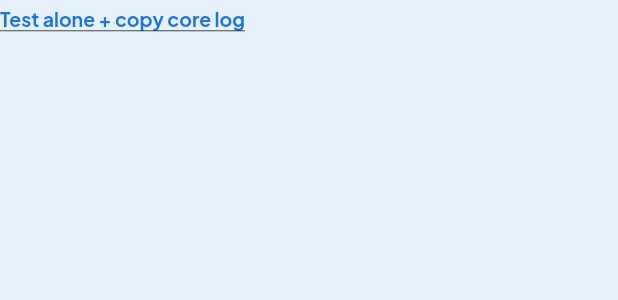
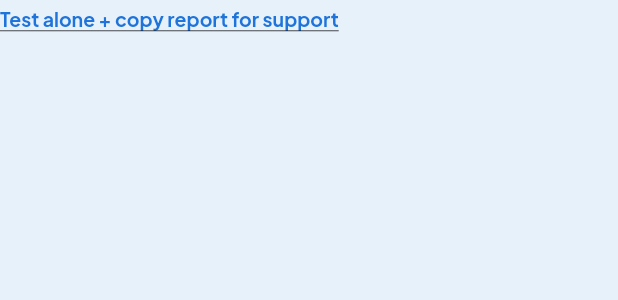
Before and after one commit to litecoin1203-cell/cfworker, a Flutter app: the _TraceLink widget shown alone on an empty page, opened directly with empty values, on a phone screen of 412 x 824 dp. Shown: the top 300 px of the screen. Run offline on Flutter 3.47's test engine with Material 3 defaults, Android fonts, the phone set to English and light mode, and no system bars; our stand-ins replace flutter_secure_storage, flutter_svg, google_fonts, shared_preferences; missing offline and left inert: qr; accounts and stored records are empty.

Commit message:
UX-09: Connection check speaks plain words; the support tool stays
The tools are kept where they are (they end support arguments), only the
jargon goes: 'Exits through the core' -> 'Exits answering', engine step
'ready, with country lists', 'Test alone + copy core log' -> 'Test
alone + copy report for support' (same log copied), and Google location
no longer says 'throw-away core'. Handbook updated to the new name.
Moving it under Help or behind Advanced is left to the owner. Test:
brand_test 'the support tools speak without engine jargon'.

Co-Authored-By: Claude Opus 5.5 <noreply@anthropic.com>
Claude-Session: https://claude.ai/code/session_01UqJVxUFMW4Ei565r77ibEH

```diff
--- a/flutter_vpn/lib/screens/check.dart
+++ b/flutter_vpn/lib/screens/check.dart
@@ -107,12 +107,12 @@ class _CheckScreenState extends State<CheckScreen> {
           throw ApiError(0, 'no_engine', why ?? 'not in this build');
         }
         return await app.tunnel.hasGeo()
-            ? 'core + place lists'
-            : 'core, no place lists';
+            ? 'ready, with country lists'
+            : 'ready, no country lists';
       });
       // Every exit through the core at once (a few at a time natively),
       // the same run smart connect uses; the findings below read it.
-      await _step('Exits through the core', () async {
+      await _step('Exits answering', () async {
         if (app.exits.isEmpty) await app.loadServers();
         if (app.exits.isEmpty) throw ApiError(0, 'no_exits', 'none to test');
         await app.testAll();
@@ -366,7 +366,7 @@ class _TraceLinkState extends State<_TraceLink> {
     copyText(
       context,
       text,
-      'Core log copied. It has no addresses, keys or account details.',
+      'Report copied. It has no addresses, keys or account details.',
     );
   }
 
@@ -377,8 +377,8 @@ class _TraceLinkState extends State<_TraceLink> {
       onTap: _running ? null : _trace,
       child: Text(
         _running
-            ? 'Testing alone with the core log…'
-            : 'Test alone + copy core log',
+            ? 'Testing this exit for support…'
+            : 'Test alone + copy report for support',
         style: PType.small(color: PColors.accentInk).copyWith(
           fontWeight: FontWeight.w700,
           decoration: _running ? null : TextDecoration.underline,
--- a/flutter_vpn/lib/screens/google_location.dart
+++ b/flutter_vpn/lib/screens/google_location.dart
@@ -140,7 +140,7 @@ class GoogleLocationScreen extends StatelessWidget {
                 Padding(
                   padding: const EdgeInsets.symmetric(horizontal: 4),
                   child: Text(
-                    'Each exit is tested through a throw-away core with YouTube, Gemini and Search. Results are shared by exit with other Pleat users, never with your account.',
+                    'Each exit is tested on its own, away from your connection, with YouTube, Gemini and Search. Results are shared by exit with other Pleat users, never with your account.',
                     style: PType.meta(color: PColors.muted),
                   ),
                 ),
```
Also changed, not shown: 2 other files.
